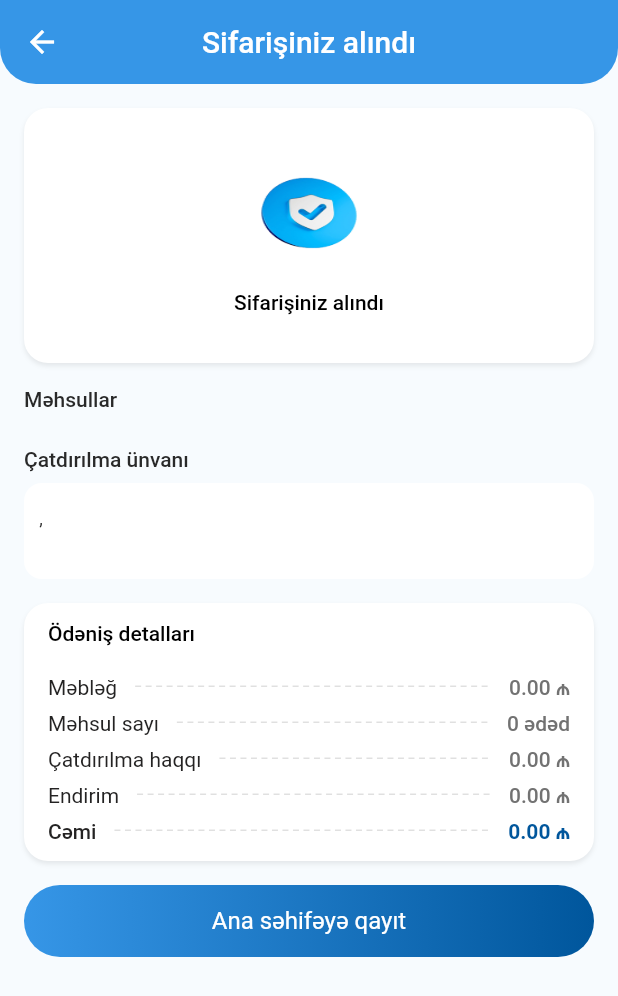
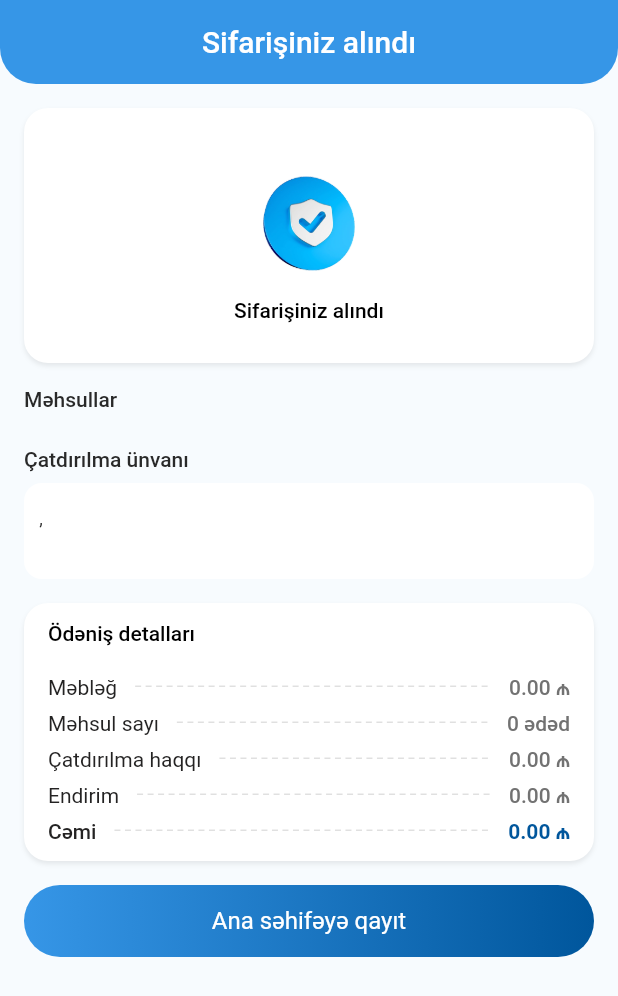
Before and after one commit to shahinrehimov/Carfyapp_, a Flutter app: the OrderSuccessPage screen opened directly with empty values, on a phone screen of 412 x 824 dp. Shown: the top 996 px of the screen. Run offline on Flutter 3.47's test engine with Material 3 defaults, Android fonts, the phone set to English and light mode, and no system bars; drawn by our look-alikes of toastification; our stand-ins replace auto_route, cached_network_image, connectivity_plus, dartz, device_info_plus, dio and 23 more; missing offline and left inert: dio_curl_logger, encrypt, flutter_inappwebview; accounts and stored records are empty; network calls fail.

Commit message:
order success page fix

```diff
--- a/lib/presentation/order_success/ui/page/order_success_page.dart
+++ b/lib/presentation/order_success/ui/page/order_success_page.dart
@@ -25,9 +25,11 @@ class OrderSuccessPage extends StatelessWidget {
     final totalItems = allItems.fold<int>(0, (sum, i) => sum + i.quantity);
     final discount = preview.subtotal + preview.totalShipping - preview.grandTotal;
 
-    return Scaffold(
+    return PopScope(
+      canPop: false,
+      child: Scaffold(
         backgroundColor: context.theme.colors.bg,
-      appBar: CustomAppBar(title: context.localization.orderSuccessTitle),
+        appBar: CustomAppBar(title: context.localization.orderSuccessTitle, leading: const SizedBox.shrink()),
         body: ListView(
           padding: const EdgeInsets.symmetric(horizontal: 16, vertical: 16),
           children: [
@@ -46,10 +48,11 @@ class OrderSuccessPage extends StatelessWidget {
             ),
             const SizedBox(height: 16),
             CustomButton(
-            onPressed: () => context.router.replaceAll([const MainRoute()]),
+              onPressed: () => context.router.pushAndPopUntil(const MainRoute(), predicate: (_) => false),
               text: context.localization.orderSuccessGoHome,
             ),
           ],
+        ),
       ),
     );
   }
@@ -69,8 +72,7 @@ class _SuccessHeaderCard extends StatelessWidget {
       child: Column(
         mainAxisAlignment: MainAxisAlignment.center,
         children: [
-          Assets.images.successfullyRegistered.image(width: 104, height: 75, fit: BoxFit.fill),
-          const SizedBox(height: 14),
+          Assets.images.successfullyRegistered.image(height: 100, fit: BoxFit.fill),
           Text(
             context.localization.orderSuccessTitle,
             style: const TextStyle(color: Colors.black, fontSize: 14, fontWeight: FontWeight.w500),
```
Lines whose indentation alone changed are shown as unchanged.
